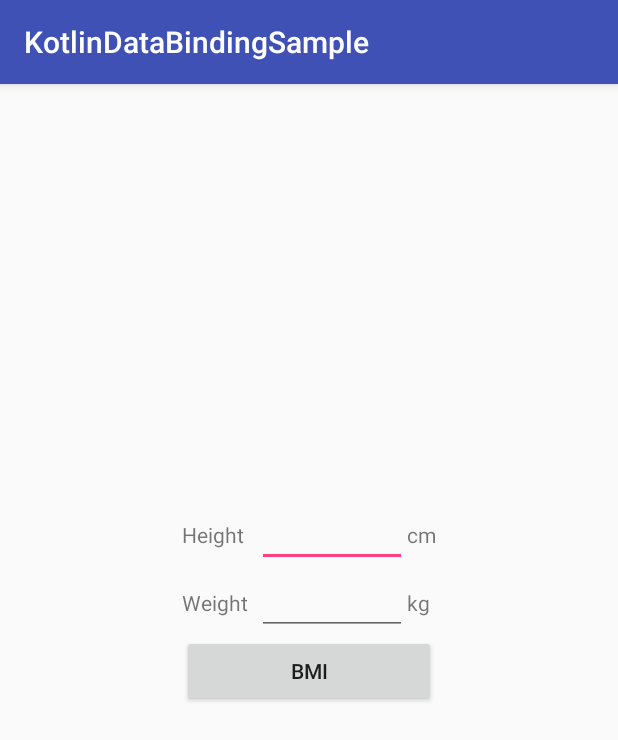
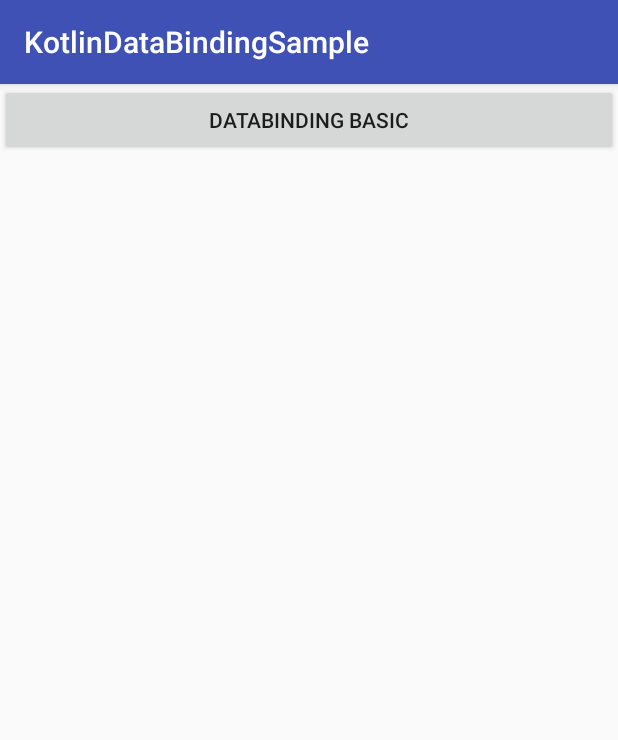
Before and after one commit to HoNKoT/KotlinAndroidDatabindingSample, an Android app: the screen it shows after launch (BMICalculateActivity before the commit, MainActivity after it), on a phone screen of 412 x 824 dp. Shown: the top 740 px of the screen. Run offline under Robolectric (Android 15) with nearby library versions, the phone set to English and light mode, and no system bars.

Commit message:
Add Navigation Page

```diff
--- a/app/src/main/AndroidManifest.xml
+++ b/app/src/main/AndroidManifest.xml
@@ -9,13 +9,13 @@
         android:roundIcon="@mipmap/ic_launcher_round"
         android:supportsRtl="true"
         android:theme="@style/AppTheme">
-        <activity android:name=".view.BMICalculateActivity">
+        <activity android:name=".view.MainActivity">
             <intent-filter>
                 <action android:name="android.intent.action.MAIN" />
-
                 <category android:name="android.intent.category.LAUNCHER" />
             </intent-filter>
         </activity>
+        <activity android:name=".view.BMICalculateActivity" />
     </application>
 
 </manifest>
--- /dev/null
+++ b/app/src/main/java/jp/chau2chaun2/kotlindatabindingsample/view/MainActivity.kt
@@ -0,0 +1,18 @@
+@file:Suppress("UNUSED_PARAMETER")
+
+package jp.chau2chaun2.kotlindatabindingsample.view
+
+import android.os.Bundle
+import android.support.v7.app.AppCompatActivity
+import android.view.View
+import jp.chau2chaun2.kotlindatabindingsample.R
+
+class MainActivity : AppCompatActivity() {
+
+    override fun onCreate(savedInstanceState: Bundle?) {
+        super.onCreate(savedInstanceState)
+        setContentView(R.layout.activity_main)
+    }
+
+    fun onClickBMICalculate(view: View) = startActivity(BMICalculateActivity.getIntent(this))
+}
--- /dev/null
+++ b/app/src/main/res/layout/activity_main.xml
@@ -0,0 +1,14 @@
+<?xml version="1.0" encoding="utf-8"?>
+<LinearLayout
+    xmlns:android="http://schemas.android.com/apk/res/android"
+    android:layout_width="match_parent"
+    android:layout_height="match_parent"
+    android:orientation="vertical">
+
+    <Button
+        android:layout_width="match_parent"
+        android:layout_height="wrap_content"
+        android:text="@string/move_to_BMICalculateActivity"
+        android:onClick="onClickBMICalculate"/>
+
+</LinearLayout>
--- a/app/src/main/res/values/strings.xml
+++ b/app/src/main/res/values/strings.xml
@@ -8,4 +8,6 @@
     <string name="bmi_plus">BMI: %d</string>
     <string name="cm">cm</string>
     <string name="kg">kg</string>
+
+    <string name="move_to_BMICalculateActivity">DataBinding Basic</string>
 </resources>
```
Also changed, not shown: app/src/main/java/jp/chau2chaun2/kotlindatabindingsample/view/BMICalculateActivity.kt (+8 -0 lines).
